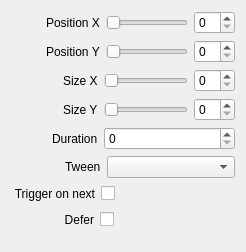
The window that src/Widgets/Inspector/InspectorGeometryWidget.ui (CasparCG/client) describes before a commit, drawn with Qt 5.
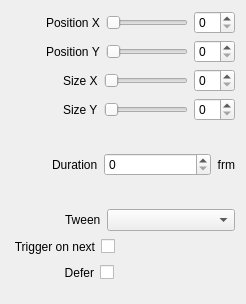
The same window after the commit.

Commit message: Added description text to duration properties in the inspector panel.

Patch:
```diff
--- a/src/Widgets/Inspector/InspectorGeometryWidget.ui
+++ b/src/Widgets/Inspector/InspectorGeometryWidget.ui
@@ -7,7 +7,7 @@
     <x>0</x>
     <y>0</y>
     <width>246</width>
-    <height>252</height>
+    <height>304</height>
    </rect>
   </property>
   <property name="sizePolicy">
@@ -203,6 +203,16 @@
        </property>
       </widget>
      </item>
+     <item>
+      <widget class="QLabel" name="labelFrm1">
+       <property name="text">
+        <string>frm</string>
+       </property>
+       <property name="alignment">
+        <set>Qt::AlignRight|Qt::AlignTrailing|Qt::AlignVCenter</set>
+       </property>
+      </widget>
+     </item>
     </layout>
    </item>
    <item>
```
The commit also changes 14 other files.
